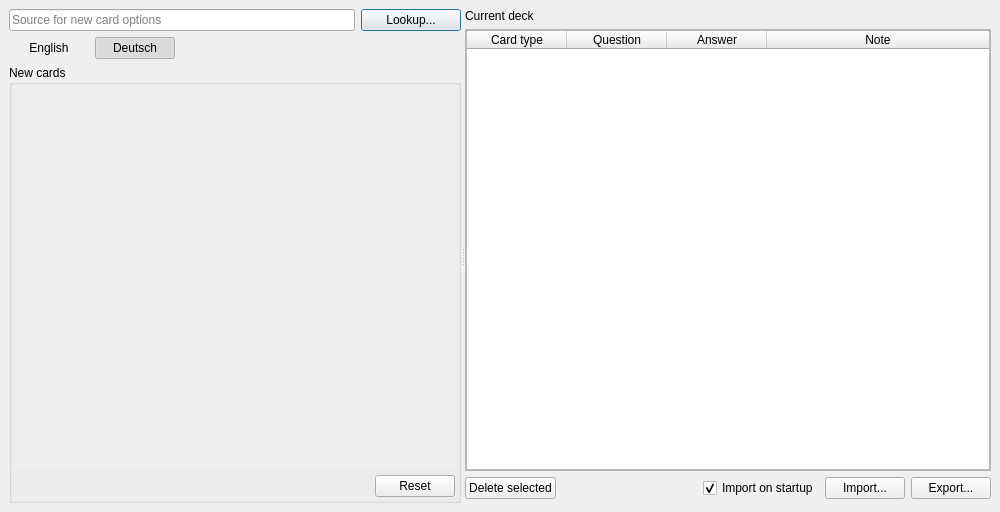
Before: the Qt Designer form ui/main_window.ui in KrusnikViers/Lexicanum, drawn with Qt 5.
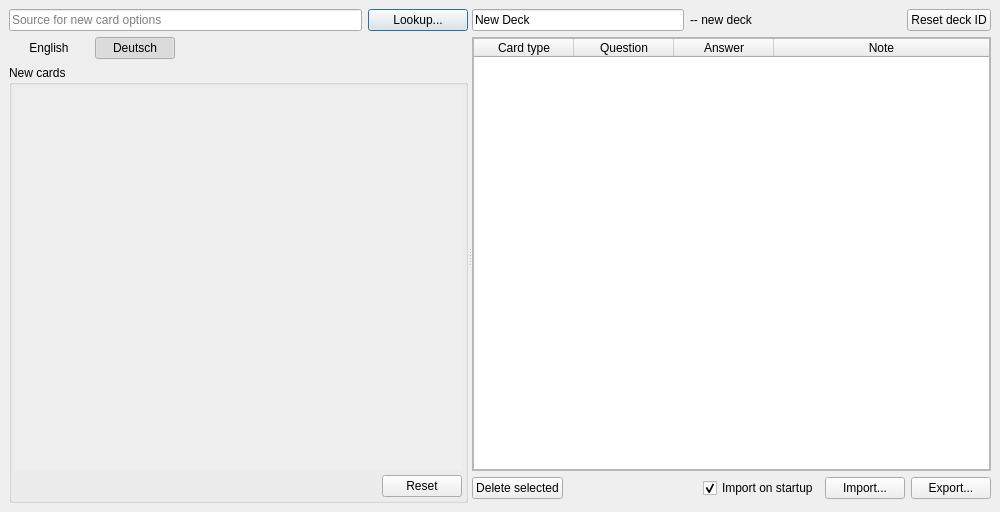
After: the same form once the commit is applied.

What changed in the file:
```diff
--- a/ui/main_window.ui
+++ b/ui/main_window.ui
@@ -38,7 +38,7 @@
       <widget class="QWidget" name="_lwidget_2">
        <layout class="QGridLayout" name="_layout">
         <item row="1" column="0">
-         <widget class="QPushButton" name="language_answer">
+         <widget class="QPushButton" name="word_language_answer">
           <property name="sizePolicy">
            <sizepolicy hsizetype="Fixed" vsizetype="Fixed">
             <horstretch>0</horstretch>
@@ -57,7 +57,7 @@
          </widget>
         </item>
         <item row="1" column="1">
-         <widget class="QPushButton" name="language_to_learn">
+         <widget class="QPushButton" name="word_language_question">
           <property name="sizePolicy">
            <sizepolicy hsizetype="Fixed" vsizetype="Fixed">
             <horstretch>0</horstretch>
@@ -109,23 +109,13 @@
                <rect>
                 <x>0</x>
                 <y>0</y>
-                <width>452</width>
+                <width>459</width>
                 <height>384</height>
                </rect>
               </property>
               <layout class="QVBoxLayout" name="prompts_layout">
                <item>
-                <spacer name="verticalSpacer">
-                 <property name="orientation">
-                  <enum>Qt::Vertical</enum>
-                 </property>
-                 <property name="sizeHint" stdset="0">
-                  <size>
-                   <width>20</width>
-                   <height>40</height>
-                  </size>
-                 </property>
-                </spacer>
+                <spacer name="_spacer_4"/>
                </item>
               </layout>
              </widget>
@@ -145,7 +135,7 @@
             </spacer>
            </item>
            <item row="2" column="1">
-            <widget class="QPushButton" name="reset_variants">
+            <widget class="QPushButton" name="prompts_reset">
              <property name="text">
               <string>Reset</string>
              </property>
@@ -155,7 +145,7 @@
          </widget>
         </item>
         <item row="0" column="5">
-         <widget class="QPushButton" name="lookup">
+         <widget class="QPushButton" name="word_lookup">
           <property name="sizePolicy">
            <sizepolicy hsizetype="Fixed" vsizetype="Fixed">
             <horstretch>0</horstretch>
@@ -177,7 +167,7 @@
          </widget>
         </item>
         <item row="0" column="0" colspan="5">
-         <widget class="QLineEdit" name="source_input">
+         <widget class="QLineEdit" name="word_input">
           <property name="placeholderText">
            <string>Source for new card options</string>
           </property>
@@ -203,7 +193,14 @@
         <property name="bottomMargin">
          <number>4</number>
         </property>
-        <item row="1" column="0" colspan="5">
+        <item row="3" column="3">
+         <widget class="QPushButton" name="deck_import">
+          <property name="text">
+           <string>Import...</string>
+          </property>
+         </widget>
+        </item>
+        <item row="2" column="0" colspan="5">
          <widget class="QScrollArea" name="_scroll">
           <property name="widgetResizable">
            <bool>true</bool>
@@ -213,8 +210,8 @@
             <rect>
              <x>0</x>
              <y>0</y>
-             <width>511</width>
-             <height>438</height>
+             <width>504</width>
+             <height>427</height>
             </rect>
            </property>
            <layout class="QHBoxLayout" name="_layout_6">
@@ -234,7 +231,7 @@
              <number>0</number>
             </property>
             <item>
-             <widget class="QTableWidget" name="deck_table">
+             <widget class="QTableWidget" name="deck_cards_table">
               <property name="sortingEnabled">
                <bool>true</bool>
               </property>
@@ -279,28 +276,38 @@
           </widget>
          </widget>
         </item>
-        <item row="2" column="1">
+        <item row="3" column="1">
          <spacer name="_spacer_2">
           <property name="orientation">
            <enum>Qt::Horizontal</enum>
           </property>
           <property name="sizeHint" stdset="0">
            <size>
-            <width>40</width>
+            <width>28</width>
             <height>20</height>
            </size>
           </property>
          </spacer>
         </item>
-        <item row="2" column="0">
-         <widget class="QPushButton" name="delete_from_deck">
+        <item row="3" column="2">
+         <widget class="QCheckBox" name="deck_import_on_startup">
+          <property name="text">
+           <string>Import on startup</string>
+          </property>
+          <property name="checked">
+           <bool>true</bool>
+          </property>
+         </widget>
+        </item>
+        <item row="3" column="0">
+         <widget class="QPushButton" name="cards_delete_selected">
           <property name="text">
            <string>Delete selected</string>
           </property>
          </widget>
         </item>
-        <item row="2" column="4">
-         <widget class="QPushButton" name="export_deck">
+        <item row="3" column="4">
+         <widget class="QPushButton" name="deck_export">
           <property name="toolTip">
            <string>&lt;html&gt;&lt;head/&gt;&lt;body&gt;
 &lt;p&gt;&lt;span style=&quot; font-weight:600;&quot;&gt;Important&lt;/span&gt;&lt;/p&gt;
@@ -317,29 +324,42 @@
           </property>
          </widget>
         </item>
-        <item row="0" column="0" colspan="5">
-         <widget class="QLabel" name="current_deck">
-          <property name="text">
-           <string>Current deck</string>
-          </property>
-         </widget>
-        </item>
-        <item row="2" column="3">
-         <widget class="QPushButton" name="import_deck">
-          <property name="text">
-           <string>Import...</string>
-          </property>
-         </widget>
-        </item>
-        <item row="2" column="2">
-         <widget class="QCheckBox" name="import_on_startup">
-          <property name="text">
-           <string>Import on startup</string>
-          </property>
-          <property name="checked">
-           <bool>true</bool>
-          </property>
-         </widget>
+        <item row="1" column="0" colspan="5">
+         <layout class="QHBoxLayout" name="_layout_7">
+          <item>
+           <widget class="QLineEdit" name="deck_name">
+            <property name="sizePolicy">
+             <sizepolicy hsizetype="Preferred" vsizetype="Fixed">
+              <horstretch>0</horstretch>
+              <verstretch>0</verstretch>
+             </sizepolicy>
+            </property>
+            <property name="text">
+             <string>New Deck</string>
+            </property>
+           </widget>
+          </item>
+          <item>
+           <widget class="QLabel" name="deck_status">
+            <property name="text">
+             <string>-- new deck</string>
+            </property>
+           </widget>
+          </item>
+          <item>
+           <widget class="QPushButton" name="deck_reset_id">
+            <property name="sizePolicy">
+             <sizepolicy hsizetype="Maximum" vsizetype="Fixed">
+              <horstretch>0</horstretch>
+              <verstretch>0</verstretch>
+             </sizepolicy>
+            </property>
+            <property name="text">
+             <string>Reset deck ID</string>
+            </property>
+           </widget>
+          </item>
+         </layout>
         </item>
        </layout>
       </widget>
```
Left out of the diff: 14 changed lines with no effect on the pictures.
